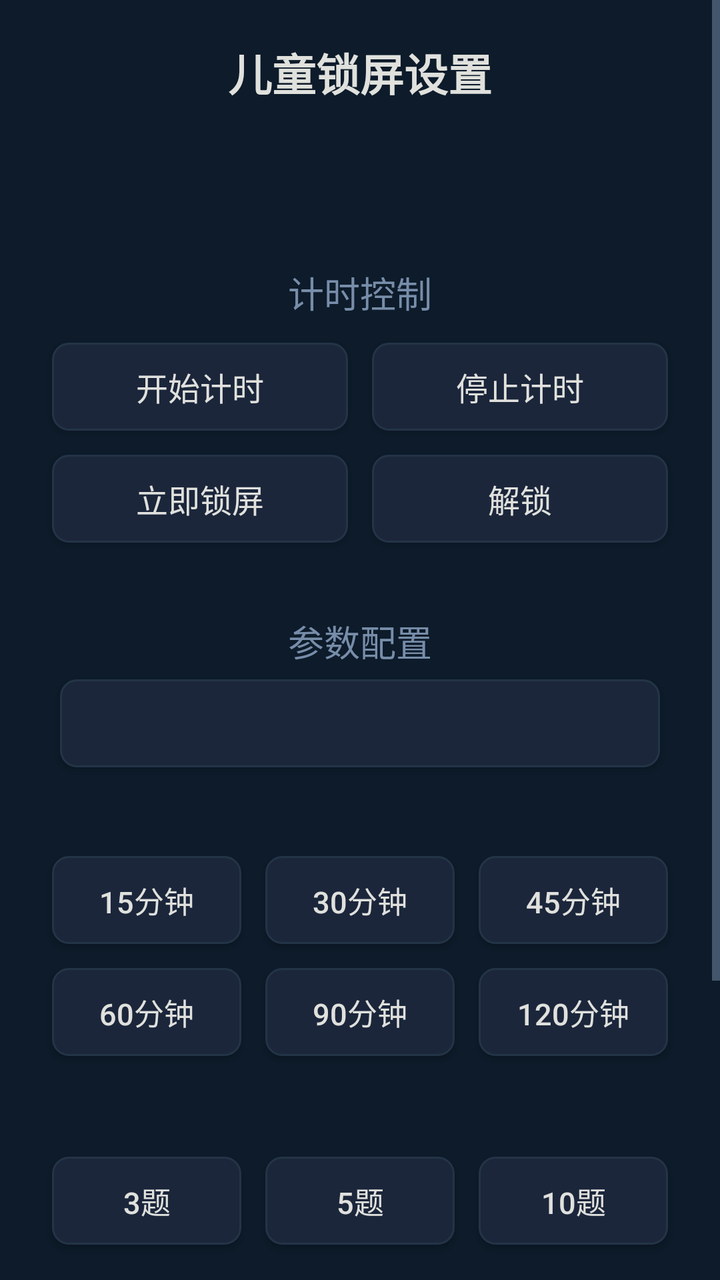
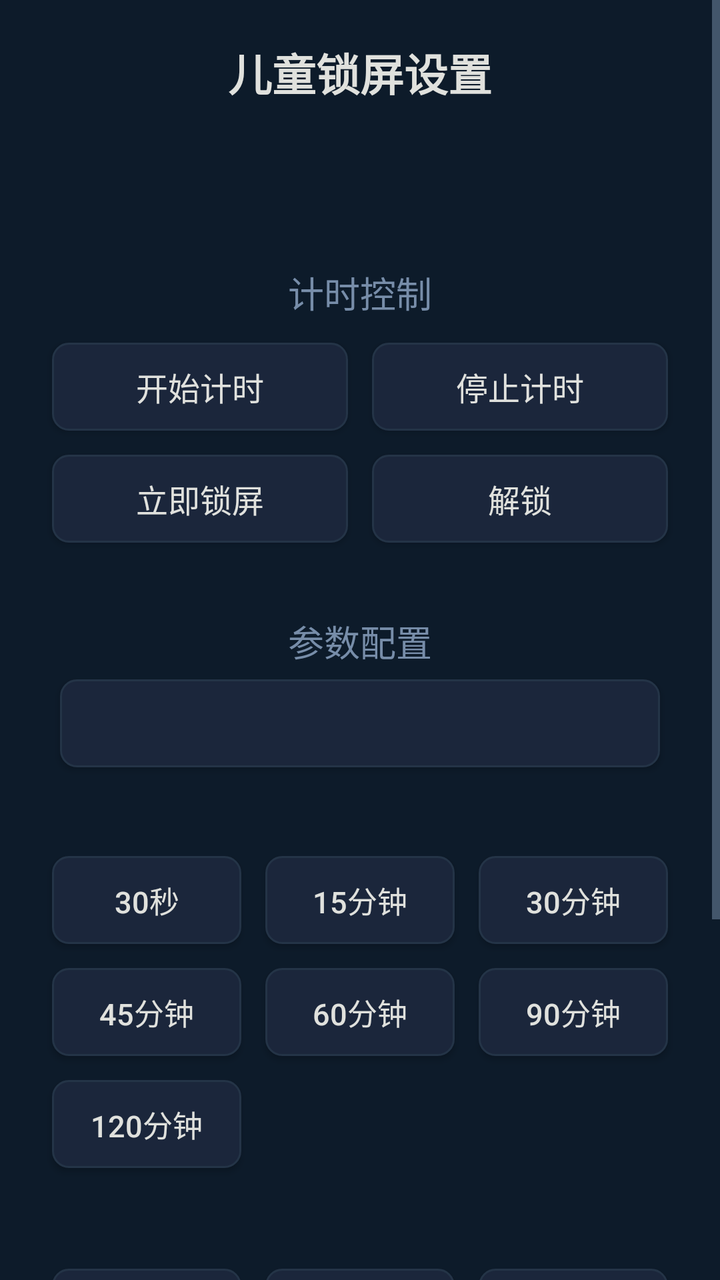

Two renders of the same Android screen: before a commit and after it. Below are the layout's source before the change and the commit's diff.
<!-- AndroidManifest.xml: application theme Theme.KidsLock -->
<!-- res/layout/activity_main.xml -->
<?xml version="1.0" encoding="utf-8"?>
<ScrollView xmlns:android="http://schemas.android.com/apk/res/android"
    android:layout_width="match_parent"
    android:layout_height="match_parent"
    android:background="@color/settings_bg"
    android:fillViewport="true">

    <LinearLayout
        android:layout_width="match_parent"
        android:layout_height="wrap_content"
        android:orientation="vertical"
        android:padding="@dimen/tv_margin_h"
        android:gravity="center_horizontal">

        
        <TextView
            android:layout_width="wrap_content"
            android:layout_height="wrap_content"
            android:text="@string/settings_title"
            android:textColor="@color/accent"
            android:textSize="@dimen/text_title"
            android:textStyle="bold"
            android:layout_marginBottom="@dimen/spacing_medium" />

        
        <TextView
            android:id="@+id/tvStatus"
            android:layout_width="wrap_content"
            android:layout_height="wrap_content"
            android:textColor="@color/text_primary"
            android:textSize="@dimen/text_subtitle"
            android:layout_marginBottom="@dimen/spacing_small" />

        <TextView
            android:id="@+id/tvRemaining"
            android:layout_width="wrap_content"
            android:layout_height="wrap_content"
            android:textColor="@color/highlight"
            android:textSize="@dimen/text_body"
            android:layout_marginBottom="@dimen/spacing_large" />

        
        <TextView
            android:layout_width="wrap_content"
            android:layout_height="wrap_content"
            android:text="@string/section_timer"
            android:textColor="@color/highlight"
            android:textSize="@dimen/text_subtitle"
            android:layout_marginBottom="@dimen/spacing_small" />

        <GridLayout
            android:layout_width="match_parent"
            android:layout_height="wrap_content"
            android:columnCount="2"
            android:layout_marginBottom="@dimen/spacing_medium">

            <Button
                android:id="@+id/btnStartTimer"
                android:layout_width="0dp"
                android:layout_columnWeight="1"
                android:layout_height="@dimen/btn_height"
                android:layout_margin="@dimen/btn_margin"
                android:text="@string/btn_start_timer"
                android:textSize="@dimen/text_button"
                android:background="@drawable/btn_settings_bg"
                android:textColor="@color/btn_text"
                android:focusable="true"
                android:clickable="true" />

            <Button
                android:id="@+id/btnStopTimer"
                android:layout_width="0dp"
                android:layout_columnWeight="1"
                android:layout_height="@dimen/btn_height"
                android:layout_margin="@dimen/btn_margin"
                android:text="@string/btn_stop_timer"
                android:textSize="@dimen/text_button"
                android:background="@drawable/btn_settings_bg"
                android:textColor="@color/btn_text"
                android:focusable="true"
                android:clickable="true" />

            <Button
                android:id="@+id/btnLockNow"
                android:layout_width="0dp"
                android:layout_columnWeight="1"
                android:layout_height="@dimen/btn_height"
                android:layout_margin="@dimen/btn_margin"
                android:text="@string/btn_lock_now"
                android:textSize="@dimen/text_button"
                android:background="@drawable/btn_settings_bg"
                android:textColor="@color/btn_text"
                android:focusable="true"
                android:clickable="true" />

            <Button
                android:id="@+id/btnUnlock"
                android:layout_width="0dp"
                android:layout_columnWeight="1"
                android:layout_height="@dimen/btn_height"
                android:layout_margin="@dimen/btn_margin"
                android:text="@string/btn_unlock"
                android:textSize="@dimen/text_button"
                android:background="@drawable/btn_settings_bg"
                android:textColor="@color/btn_text"
                android:focusable="true"
                android:clickable="true" />
        </GridLayout>

        
        <TextView
            android:layout_width="wrap_content"
            android:layout_height="wrap_content"
            android:text="@string/section_config"
            android:textColor="@color/highlight"
            android:textSize="@dimen/text_subtitle"
            android:layout_marginTop="@dimen/spacing_large"
            android:layout_marginBottom="@dimen/spacing_small" />

        
        <Button
            android:id="@+id/btnAutoStart"
            android:layout_width="wrap_content"
            android:layout_height="@dimen/btn_height"
            android:layout_marginBottom="@dimen/spacing_medium"
            android:minWidth="300dp"
            android:textSize="@dimen/text_button"
            android:background="@drawable/btn_settings_bg"
            android:textColor="@color/btn_text"
            android:focusable="true"
            android:clickable="true" />

        
        <TextView
            android:id="@+id/tvWatchTime"
            android:layout_width="wrap_content"
            android:layout_height="wrap_content"
            android:textColor="@color/text_primary"
            android:textSize="@dimen/text_body"
            android:layout_marginBottom="@dimen/spacing_small" />

        <GridLayout
            android:layout_width="match_parent"
            android:layout_height="wrap_content"
            android:columnCount="3"
            android:layout_marginBottom="@dimen/spacing_medium">

            <Button android:id="@+id/btnTime15"
                android:layout_width="0dp"
                android:layout_columnWeight="1"
                android:layout_height="@dimen/btn_height"
                android:layout_margin="@dimen/btn_margin"
                android:text="15分钟"
                android:textSize="@dimen/text_body"
                android:background="@drawable/btn_settings_bg"
                android:textColor="@color/btn_text"
                android:focusable="true"
                android:clickable="true" />
            <Button android:id="@+id/btnTime30"
                android:layout_width="0dp"
                android:layout_columnWeight="1"
                android:layout_height="@dimen/btn_height"
                android:layout_margin="@dimen/btn_margin"
                android:text="30分钟"
                android:textSize="@dimen/text_body"
                android:background="@drawable/btn_settings_bg"
                android:textColor="@color/btn_text"
                android:focusable="true"
                android:clickable="true" />
            <Button android:id="@+id/btnTime45"
                android:layout_width="0dp"
                android:layout_columnWeight="1"
                android:layout_height="@dimen/btn_height"
                android:layout_margin="@dimen/btn_margin"
                android:text="45分钟"
                android:textSize="@dimen/text_body"
                android:background="@drawable/btn_settings_bg"
                android:textColor="@color/btn_text"
                android:focusable="true"
                android:clickable="true" />
            <Button android:id="@+id/btnTime60"
                android:layout_width="0dp"
                android:layout_columnWeight="1"
                android:layout_height="@dimen/btn_height"
                android:layout_margin="@dimen/btn_margin"
                android:text="60分钟"
                android:textSize="@dimen/text_body"
                android:background="@drawable/btn_settings_bg"
                android:textColor="@color/btn_text"
                android:focusable="true"
                android:clickable="true" />
            <Button android:id="@+id/btnTime90"
                android:layout_width="0dp"
                android:layout_columnWeight="1"
                android:layout_height="@dimen/btn_height"
                android:layout_margin="@dimen/btn_margin"
                android:text="90分钟"
                android:textSize="@dimen/text_body"
                android:background="@drawable/btn_settings_bg"
                android:textColor="@color/btn_text"
                android:focusable="true"
                android:clickable="true" />
            <Button android:id="@+id/btnTime120"
                android:layout_width="0dp"
                android:layout_columnWeight="1"
                android:layout_height="@dimen/btn_height"
                android:layout_margin="@dimen/btn_margin"
                android:text="120分钟"
                android:textSize="@dimen/text_body"
                android:background="@drawable/btn_settings_bg"
                android:textColor="@color/btn_text"
                android:focusable="true"
                android:clickable="true" />
        </GridLayout>

        
        <TextView
            android:id="@+id/tvUnlockCount"
            android:layout_width="wrap_content"
            android:layout_height="wrap_content"
            android:textColor="@color/text_primary"
            android:textSize="@dimen/text_body"
            android:layout_marginBottom="@dimen/spacing_small" />

        <GridLayout
            android:layout_width="match_parent"
            android:layout_height="wrap_content"
            android:columnCount="3"
            android:layout_marginBottom="@dimen/spacing_medium">

            <Button android:id="@+id/btnUnlock3"
                android:layout_width="0dp"
                android:layout_columnWeight="1"
                android:layout_height="@dimen/btn_height"
                android:layout_margin="@dimen/btn_margin"
                android:text="3题"
                android:textSize="@dimen/text_body"
                android:background="@drawable/btn_settings_bg"
                android:textColor="@color/btn_text"
                android:focusable="true"
                android:clickable="true" />
            <Button android:id="@+id/btnUnlock5"
                android:layout_width="0dp"
                android:layout_columnWeight="1"
                android:layout_height="@dimen/btn_height"
                android:layout_margin="@dimen/btn_margin"
                android:text="5题"
                android:textSize="@dimen/text_body"
                android:background="@drawable/btn_settings_bg"
                android:textColor="@color/btn_text"
                android:focusable="true"
                android:clickable="true" />
            <Button android:id="@+id/btnUnlock10"
                android:layout_width="0dp"
                android:layout_columnWeight="1"
                android:layout_height="@dimen/btn_height"
                android:layout_margin="@dimen/btn_margin"
                android:text="10题"
                android:textSize="@dimen/text_body"
                android:background="@drawable/btn_settings_bg"
                android:textColor="@color/btn_text"
                android:focusable="true"
                android:clickable="true" />
        </GridLayout>

        
        <Button
            android:id="@+id/btnSetPin"
            android:layout_width="wrap_content"
            android:layout_height="@dimen/btn_height"
            android:layout_marginTop="@dimen/spacing_medium"
            android:minWidth="300dp"
            android:text="@string/btn_set_pin"
            android:textSize="@dimen/text_button"
            android:background="@drawable/btn_settings_bg"
            android:textColor="@color/btn_text"
            android:focusable="true"
            android:clickable="true" />

        
        <TextView
            android:layout_width="wrap_content"
            android:layout_height="wrap_content"
            android:text="默认PIN码：1234"
            android:textColor="@color/text_secondary"
            android:textSize="@dimen/text_body"
            android:layout_marginTop="@dimen/spacing_large" />

        <TextView
            android:layout_width="wrap_content"
            android:layout_height="wrap_content"
            android:text="计时开始后，到时自动锁屏\n重启电视后仍保持锁屏\n解锁需连续答对五年级水平汉字"
            android:textColor="@color/text_secondary"
            android:textSize="@dimen/text_body"
            android:gravity="center"
            android:layout_marginTop="@dimen/spacing_small"
            android:lineSpacingExtra="4dp" />

    </LinearLayout>
</ScrollView>
<!-- resources referenced by this layout -->
<resources>
  <color name="accent">#E0E1DD</color>
  <color name="btn_text">#E0E1DD</color>
  <color name="highlight">#778DA9</color>
  <color name="settings_bg">#0D1B2A</color>
  <color name="text_primary">#E0E1DD</color>
  <color name="text_secondary">#778DA9</color>
  <dimen name="btn_height">44dp</dimen>
  <dimen name="btn_margin">6dp</dimen>
  <dimen name="spacing_large">18dp</dimen>
  <dimen name="spacing_medium">12dp</dimen>
  <dimen name="spacing_small">6dp</dimen>
  <dimen name="text_body">15sp</dimen>
  <dimen name="text_button">16sp</dimen>
  <dimen name="text_subtitle">18sp</dimen>
  <dimen name="text_title">22sp</dimen>
  <dimen name="tv_margin_h">20dp</dimen>
  <!-- drawable btn_settings_bg (drawable) -->
  <?xml version="1.0" encoding="utf-8"?>
  <selector xmlns:android="http://schemas.android.com/apk/res/android">
      <item android:state_focused="true">
          <shape android:shape="rectangle">
              <solid android:color="@color/btn_focused" />
              <stroke android:width="2dp" android:color="@color/btn_focused_border" />
              <corners android:radius="@dimen/btn_corner" />
          </shape>
      </item>
      <item android:state_pressed="true">
          <shape android:shape="rectangle">
              <solid android:color="@color/btn_focused" />
              <corners android:radius="@dimen/btn_corner" />
          </shape>
      </item>
      <item>
          <shape android:shape="rectangle">
              <solid android:color="@color/btn_normal" />
              <stroke android:width="1dp" android:color="@color/bg_surface_light" />
              <corners android:radius="@dimen/btn_corner" />
          </shape>
      </item>
  </selector>
  <string name="btn_lock_now">立即锁屏</string>
  <string name="btn_set_pin">设置家长PIN</string>
  <string name="btn_start_timer">开始计时</string>
  <string name="btn_stop_timer">停止计时</string>
  <string name="btn_unlock">解锁</string>
  <string name="section_config">参数配置</string>
  <string name="section_timer">计时控制</string>
  <string name="settings_title">儿童锁屏设置</string>
  <style name="Theme.KidsLock" parent="Theme.AppCompat.NoActionBar">
          <item name="colorPrimary">@color/primary</item>
          <item name="colorPrimaryDark">@color/bg_dark</item>
          <item name="colorAccent">@color/highlight</item>
          <item name="android:windowBackground">@color/settings_bg</item>
          <item name="android:textColorPrimary">@color/text_primary</item>
          <item name="android:textColorSecondary">@color/text_secondary</item>
      </style>
  <color name="btn_focused">#415A77</color>
  <color name="btn_focused_border">#778DA9</color>
  <dimen name="btn_corner">8dp</dimen>
  <color name="btn_normal">#1B263B</color>
  <color name="bg_surface_light">#243447</color>
  <color name="primary">#415A77</color>
  <color name="bg_dark">#0D1B2A</color>
</resources>

<!-- the commit's change to res/layout/activity_main.xml (unified diff, before → after) -->
@@ -145,6 +145,17 @@
             android:columnCount="3"
             android:layout_marginBottom="@dimen/spacing_medium">
 
+            <Button android:id="@+id/btnTime30s"
+                android:layout_width="0dp"
+                android:layout_columnWeight="1"
+                android:layout_height="@dimen/btn_height"
+                android:layout_margin="@dimen/btn_margin"
+                android:text="30秒"
+                android:textSize="@dimen/text_body"
+                android:background="@drawable/btn_settings_bg"
+                android:textColor="@color/btn_text"
+                android:focusable="true"
+                android:clickable="true" />
             <Button android:id="@+id/btnTime15"
                 android:layout_width="0dp"
                 android:layout_columnWeight="1"
